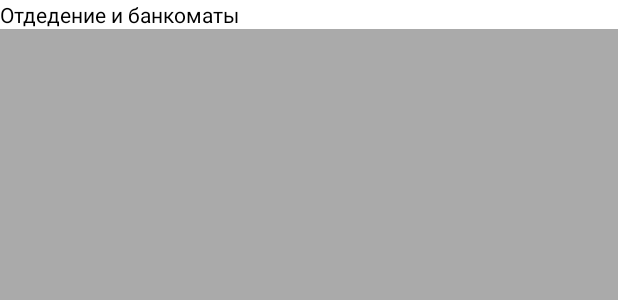
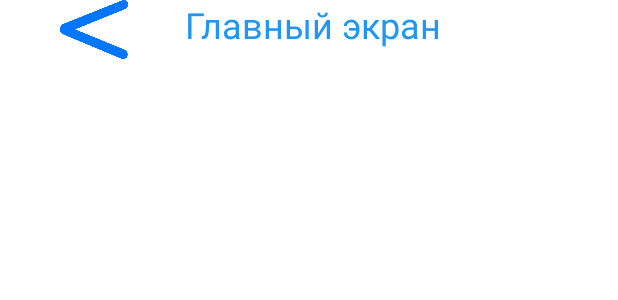
Before and after one commit to pr26svn/pr318bank, an Android app: the layout activity_branches.xml on its own in the app's theme, with its tools: preview values and no code run, on a phone screen of 412 x 824 dp. Shown: the top 300 px of the screen. Run offline under Robolectric (Android 15) with nearby library versions, the phone set to English and light mode, and no system bars.

```diff
--- a/app/src/main/res/layout/activity_branches.xml
+++ b/app/src/main/res/layout/activity_branches.xml
@@ -1,44 +1,48 @@
 <?xml version="1.0" encoding="utf-8"?>
 <androidx.constraintlayout.widget.ConstraintLayout xmlns:android="http://schemas.android.com/apk/res/android"
+    xmlns:app="http://schemas.android.com/apk/res-auto"
+    xmlns:tools="http://schemas.android.com/tools"
     android:layout_width="match_parent"
     android:layout_height="match_parent"
-    xmlns:tools="http://schemas.android.com/tools"
     android:background="#FFFFFF"
     tools:context=".secondpage">
 
     <LinearLayout
-        android:layout_width="match_parent"
-        android:layout_height="match_parent"
-        android:orientation="vertical">
+        android:id="@+id/linearLayout1"
+        android:layout_width="408dp"
+        android:layout_height="39dp"
+        android:onClick="onClick"
+        android:orientation="horizontal"
+        app:layout_constraintEnd_toEndOf="parent"
+        app:layout_constraintStart_toStartOf="parent"
+        app:layout_constraintTop_toTopOf="parent">
 
-        <LinearLayout
-            android:layout_width="match_parent"
-            android:layout_height="wrap_content"
-            android:orientation="vertical">
+        <ImageView
+            android:id="@+id/imageView6"
+            android:layout_width="5dp"
+            android:layout_height="match_parent"
+            android:layout_weight="1"
+            app:srcCompat="@drawable/less_than_sign" />
 
-            <TextView
-                android:id="@+id/textView2"
-                android:layout_width="match_parent"
-                android:layout_height="wrap_content"
-                android:text="Отдедение и банкоматы"
-                android:textColor="@color/black" />
-        </LinearLayout>
+        <TextView
+            android:id="@+id/textView2"
+            android:layout_width="wrap_content"
+            android:layout_height="match_parent"
+            android:layout_weight="1"
+            android:text="Главный экран"
+            android:textColor="#2196F3"
+            android:textSize="24sp" />
 
-        <LinearLayout
-            android:layout_width="match_parent"
-            android:layout_height="match_parent"
-            android:orientation="vertical">
+    </LinearLayout>
 
-            <LinearLayout
-                android:layout_width="match_parent"
-                android:layout_height="match_parent"
-                android:orientation="vertical">
-
-                <ListView
-                    android:layout_width="match_parent"
-                    android:layout_height="match_parent"
-                    android:background="@android:color/darker_gray" />
-            </LinearLayout>
-        </LinearLayout>
-    </LinearLayout>
+    <LinearLayout
+        android:layout_width="416dp"
+        android:layout_height="684dp"
+        android:layout_weight="0.5"
+        android:orientation="vertical"
+        app:layout_constraintBottom_toBottomOf="parent"
+        app:layout_constraintEnd_toEndOf="parent"
+        app:layout_constraintStart_toStartOf="parent"
+        app:layout_constraintTop_toBottomOf="@+id/linearLayout1"
+        app:layout_constraintVertical_bias="0.0" />
 </androidx.constraintlayout.widget.ConstraintLayout>
```
Also changed, not shown: app/src/main/java/space/dorzhu/test/MainActivity.java (+3 -3 lines), app/src/main/java/space/dorzhu/test/secondpage.java (+15 -2 lines), app/src/main/java/space/dorzhu/test/thirdactivity.java (+5 -0 lines), app/src/main/res/layout/activity_thirdactivity.xml (+29 -0 lines), app/src/main/res/drawable/less_than_sign.png (added).
